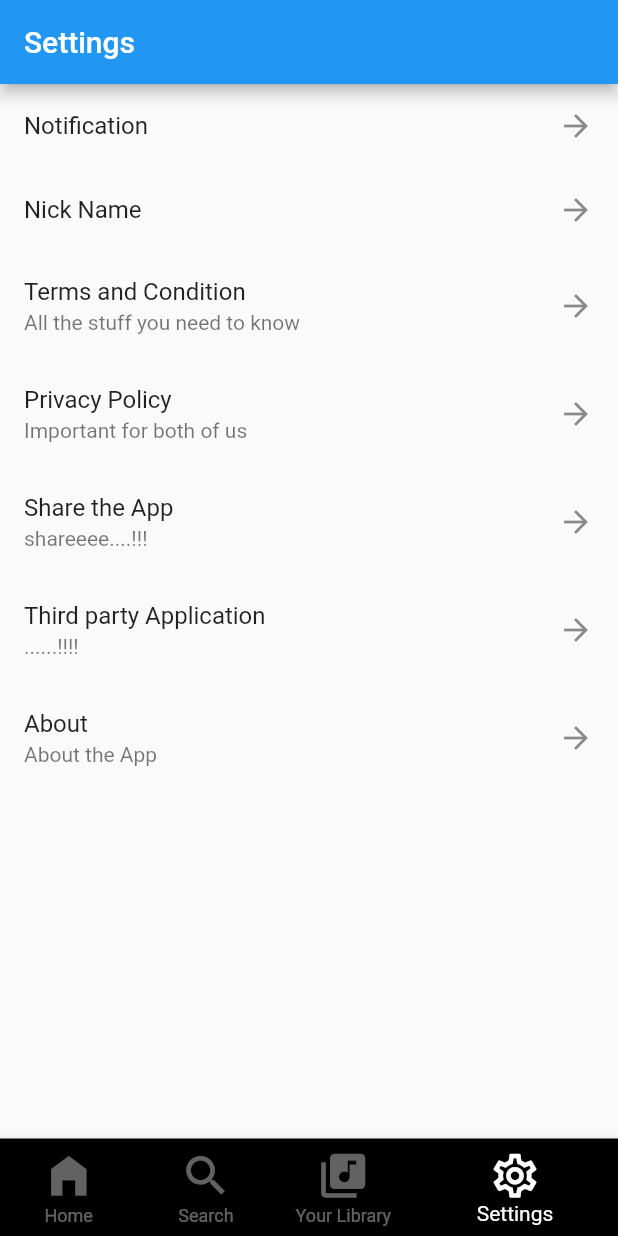
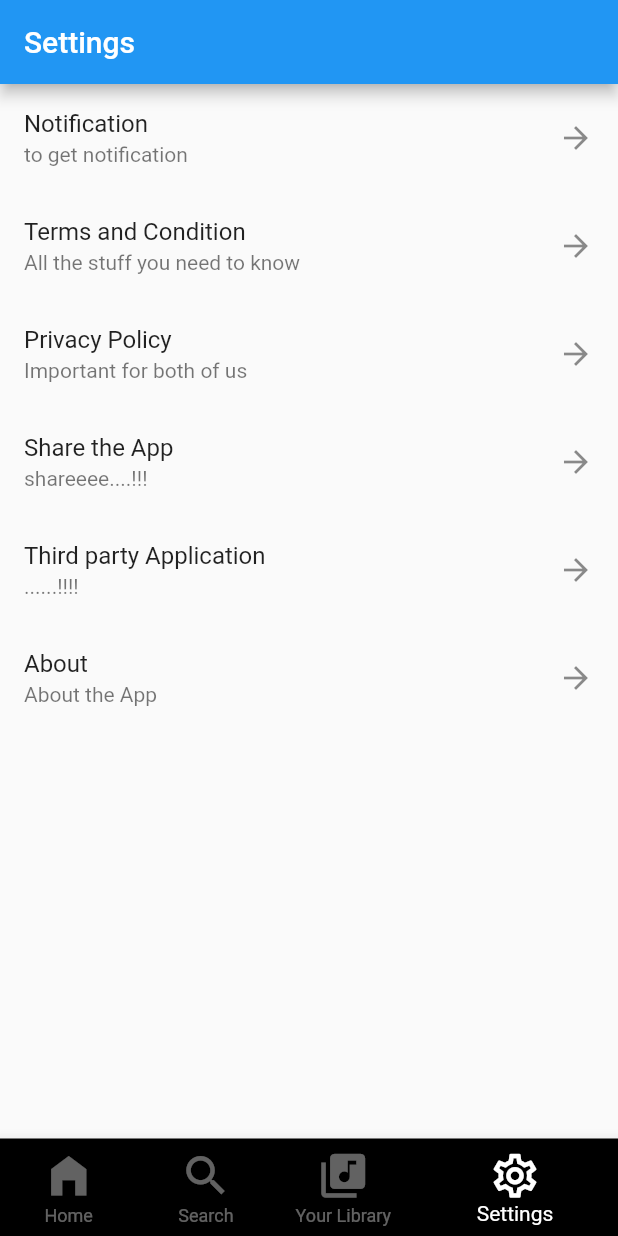
Before and after one commit to ASNoufal/audioplayer, a Flutter app: the screen it shows after launch, item 4 of the bottom bar chosen, on a phone screen of 412 x 824 dp. Run offline on Flutter 3.47's test engine with Material 2 defaults, Android fonts, the phone set to English and light mode, and no system bars; our stand-ins replace assets_audio_player.

Commit message:
settings class refatorised

```diff
--- a/lib/settings.dart
+++ b/lib/settings.dart
@@ -11,41 +11,47 @@ class SettingsPage extends StatelessWidget {
       ),
       body: Column(
         children: [
-          ListTile(
-            title: Text("Notification"),
-            trailing: Icon(Icons.arrow_forward),
+          SettingsName(
+            titleData: "Notification",
+            subtitleData: "to get notification",
           ),
-          ListTile(
-            title: Text("Nick Name"),
-            trailing: Icon(Icons.arrow_forward),
+          SettingsName(
+            titleData: "Terms and Condition",
+            subtitleData: "All the stuff you need to know",
           ),
-          ListTile(
-            title: Text("Terms and Condition"),
-            subtitle: Text("All the stuff you need to know"),
-            trailing: Icon(Icons.arrow_forward),
+          SettingsName(
+            titleData: "Privacy Policy",
+            subtitleData: "Important for both of us",
           ),
-          ListTile(
-            title: Text("Privacy Policy"),
-            subtitle: Text("Important for both of us"),
-            trailing: Icon(Icons.arrow_forward),
+          SettingsName(
+            titleData: "Share the App",
+            subtitleData: "shareeee....!!!",
           ),
-          ListTile(
-            title: Text("Share the App"),
-            subtitle: Text("shareeee....!!!"),
-            trailing: Icon(Icons.arrow_forward),
+          SettingsName(
+            titleData: "Third party Application",
+            subtitleData: "......!!!!",
           ),
-          ListTile(
-            title: Text("Third party Application"),
-            subtitle: Text("......!!!!"),
-            trailing: Icon(Icons.arrow_forward),
+          SettingsName(
+            titleData: "About",
+            subtitleData: "About the App",
           ),
-          ListTile(
-            title: Text("About"),
-            subtitle: Text("About the App"),
-            trailing: Icon(Icons.arrow_forward),
-          )
         ],
       ),
     );
   }
 }
+
+class SettingsName extends StatelessWidget {
+  const SettingsName(
+      {super.key, required this.titleData, required this.subtitleData});
+  final String titleData;
+  final String subtitleData;
+  @override
+  Widget build(BuildContext context) {
+    return ListTile(
+      title: Text(titleData),
+      subtitle: Text(subtitleData),
+      trailing: Icon(Icons.arrow_forward),
+    );
+  }
+}
```
Also changed, not shown: 1 other file.
